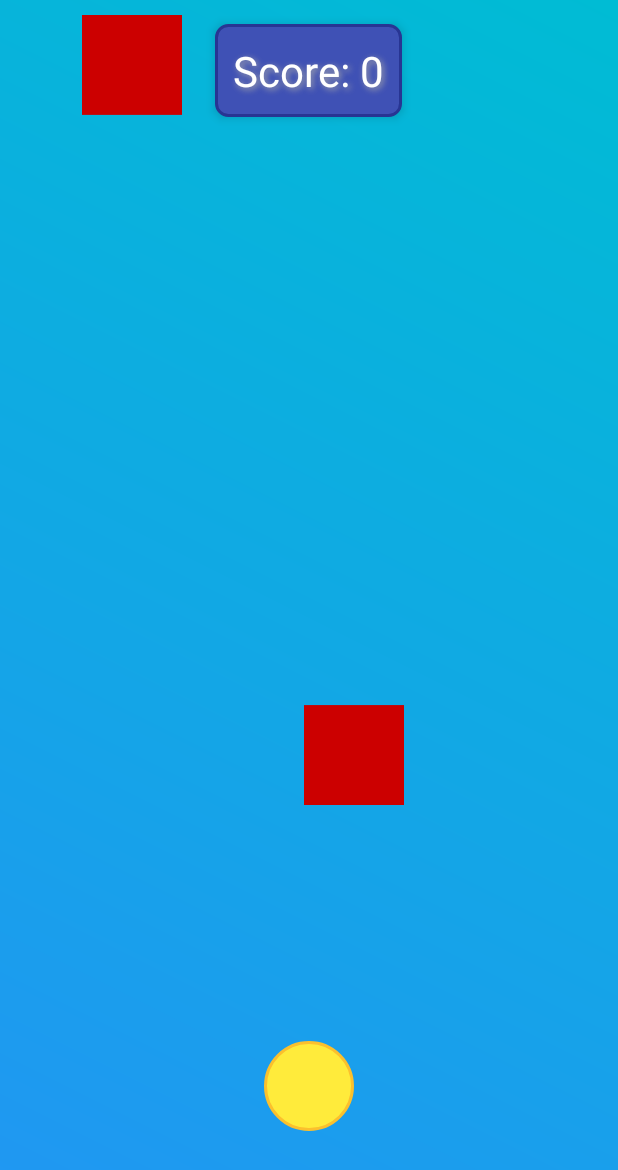
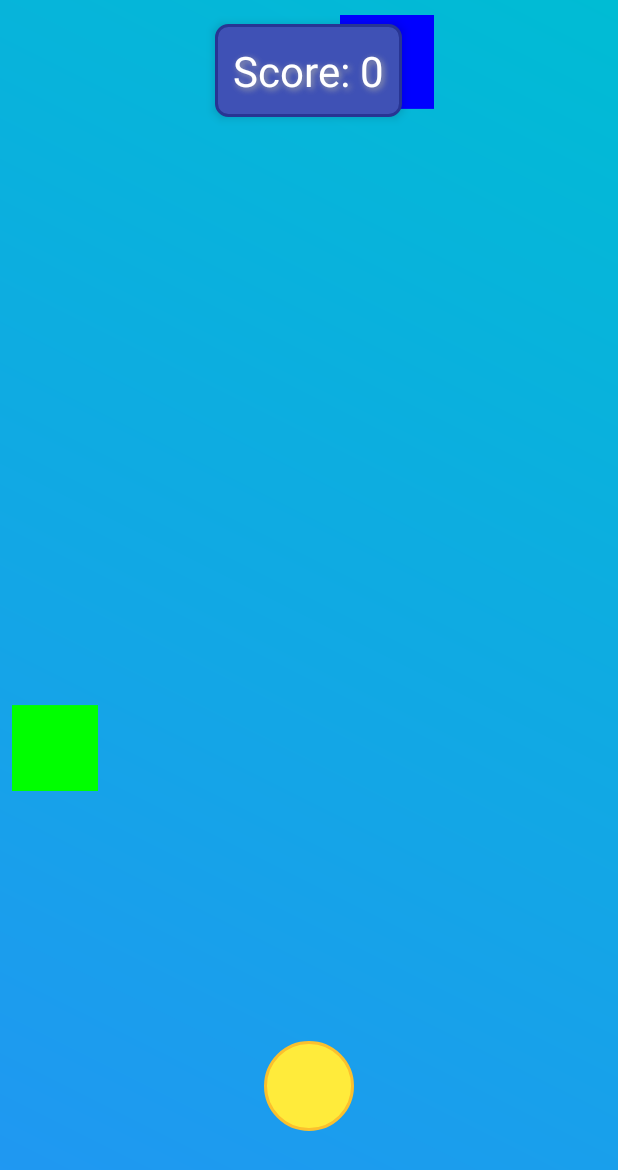
Before and after one commit to k-aghakhani/BallWallGame, an Android app: the screen it shows after launch (MainActivity), after a tap on "🔄 RESTART", on a phone screen of 412 x 824 dp. Shown: the top 1170 px of the screen. Run offline under Robolectric (Android 15) with nearby library versions, the light colour scheme and no system bars.

Commit message:
Different sizes: In the spawnObstacle method, I defined an obstacleSize variable that generates a random value between 50 and 150dp. I applied this value to LayoutParams to make the obstacles appear in different sizes. Different colors: I defined an array of colors (obstacleColors) that contains red, blue, green, and yellow. Using random.nextInt(obstacleColors.length), each obstacle gets a random color from this array. Variable speed: I set the duration variable so that as the score increases, the speed of the obstacles increases. The formula Math.max(500, 2000 - (score * 50)) means: When the score is zero, the speed is 2000ms (2 seconds). With each score, 50ms is subtracted from the time. The minimum speed will be 500ms (half a second) so that the game doesn't get too hard. Small optimization: I added a line in onDestroy to clean up the handler and prevent memory leaks.

```diff
--- a/app/src/main/java/com/aghakhani/ballwallgame/MainActivity.java
+++ b/app/src/main/java/com/aghakhani/ballwallgame/MainActivity.java
@@ -24,9 +24,9 @@ public class MainActivity extends AppCompatActivity {
     private TextView scoreText; // The score display
     private RelativeLayout mainLayout; // The main game layout
     private int score = 0; // Player's current score
-    private boolean gameOver = false; // Game over flag
-    private Handler handler = new Handler(); // Handler for timed events
-    private Random random = new Random(); // Random generator for obstacle positions
+    private boolean gameOver = false; // Flag to indicate if the game is over
+    private Handler handler = new Handler(); // Handler for scheduling timed events
+    private Random random = new Random(); // Random generator for obstacle positions and properties
 
     @Override
     protected void onCreate(Bundle savedInstanceState) {
@@ -38,7 +38,7 @@ public class MainActivity extends AppCompatActivity {
         scoreText = findViewById(R.id.scoreText);
         mainLayout = findViewById(R.id.mainLayout);
 
-        // Set ball movement with touch events
+        // Set up ball movement with touch events
         ball.setOnTouchListener(new View.OnTouchListener() {
             float initialX, initialTouchX;
 
@@ -46,12 +46,12 @@ public class MainActivity extends AppCompatActivity {
             public boolean onTouch(View v, MotionEvent event) {
                 switch (event.getAction()) {
                     case MotionEvent.ACTION_DOWN:
-                        // Save initial touch and ball positions
+                        // Store initial positions when the ball is touched
                         initialX = ball.getX();
                         initialTouchX = event.getRawX();
                         break;
                     case MotionEvent.ACTION_MOVE:
-                        // Calculate the new position and update ball position
+                        // Calculate new position and move the ball
                         float deltaX = event.getRawX() - initialTouchX;
                         float newX = initialX + deltaX;
                         // Keep the ball within screen boundaries
@@ -81,35 +81,46 @@ public class MainActivity extends AppCompatActivity {
         }, 1000);
     }
 
-    // Spawn a new obstacle
+    // Spawn a new obstacle with variety in size, color, and speed
     private void spawnObstacle() {
         View obstacle = new View(this);
-        RelativeLayout.LayoutParams params = new RelativeLayout.LayoutParams(100, 100);
-        // Set a random horizontal position for the obstacle
-        params.leftMargin = random.nextInt(getScreenWidth() - 100);
+
+        // Random size for the obstacle (between 50dp and 150dp)
+        int obstacleSize = random.nextInt(100) + 50; // Random between 50 and 150
+        RelativeLayout.LayoutParams params = new RelativeLayout.LayoutParams(obstacleSize, obstacleSize);
+        params.leftMargin = random.nextInt(getScreenWidth() - obstacleSize); // Random horizontal position
         params.topMargin = 0;
         obstacle.setLayoutParams(params);
-        obstacle.setBackgroundColor(getResources().getColor(android.R.color.holo_red_dark));
 
-        // Add the obstacle to the game layout
+        // Array of colors for variety
+        int[] obstacleColors = {
+                Color.RED,          // Red
+                Color.BLUE,         // Blue
+                Color.GREEN,        // Green
+                Color.YELLOW        // Yellow
+        };
+        obstacle.setBackgroundColor(obstacleColors[random.nextInt(obstacleColors.length)]);
+
+        // Add the obstacle to the layout
         mainLayout.addView(obstacle);
 
-        // Animate the obstacle moving downward
+        // Variable speed based on score (faster as score increases)
+        int duration = Math.max(500, 2000 - (score * 50)); // Minimum 500ms, maximum 2000ms
         obstacle.animate()
                 .translationY(getScreenHeight())
-                .setDuration(2000)
+                .setDuration(duration)
                 .withEndAction(() -> {
-                    // Remove the obstacle when it leaves the screen
+                    // Remove obstacle when it leaves the screen
                     mainLayout.removeView(obstacle);
                     if (!gameOver) {
-                        score++; // Increment the score
-                        updateScoreText(); // Update the score display
+                        score++; // Increment score
+                        updateScoreText(); // Update score display
                         playSound(R.raw.score_sound); // Play score sound
                     }
                 })
                 .start();
 
-        // Check for collisions between the ball and the obstacle
+        // Check for collision with the ball
         checkCollision(obstacle);
     }
 
@@ -119,15 +130,15 @@ public class MainActivity extends AppCompatActivity {
             @Override
             public void run() {
                 if (!gameOver && isColliding(ball, obstacle)) {
-                    gameOver = true; // Mark game as over
+                    gameOver = true; // End the game
                     showGameOverDialog(); // Show game over dialog
 
-                    // Change score box color to red
+                    // Change score background to red
                     scoreText.setBackgroundColor(getResources().getColor(android.R.color.holo_red_dark));
-                    scoreText.setTextColor(getResources().getColor(android.R.color.white)); // Ensure text is visible
+                    scoreText.setTextColor(getResources().getColor(android.R.color.white));
 
-                    vibrateEffect(ball); // Apply a vibration effect to the ball
-                    playSound(R.raw.game_over_sound); // Play game-over sound
+                    vibrateEffect(ball); // Apply vibration effect to the ball
+                    playSound(R.raw.game_over_sound); // Play game over sound
                 } else if (!gameOver) {
                     handler.postDelayed(this, 10); // Recheck collision every 10ms
                 }
@@ -148,23 +159,23 @@ public class MainActivity extends AppCompatActivity {
                 loc1[1] + v1.getHeight() > loc2[1];
     }
 
-    // Get the screen width
+    // Get the screen width in pixels
     private int getScreenWidth() {
         return getResources().getDisplayMetrics().widthPixels;
     }
 
-    // Get the screen height
+    // Get the screen height in pixels
     private int getScreenHeight() {
         return getResources().getDisplayMetrics().heightPixels;
     }
 
-    // Update the score display
+    // Update the score display text
     private void updateScoreText() {
         scoreText.setText("Score: " + score);
-        vibrateEffect(scoreText); // Apply a vibration effect to the score text
+        vibrateEffect(scoreText); // Apply vibration effect to the score text
     }
 
-    // Apply a vibration effect to a view
+    // Apply a vibration animation to a view
     private void vibrateEffect(View view) {
         view.animate()
                 .scaleX(1.2f)
@@ -174,14 +185,14 @@ public class MainActivity extends AppCompatActivity {
                 .start();
     }
 
-    // Play a sound effect
+    // Play a sound effect from resources
     private void playSound(int soundResId) {
         MediaPlayer mediaPlayer = MediaPlayer.create(this, soundResId);
         mediaPlayer.start();
         mediaPlayer.setOnCompletionListener(MediaPlayer::release);
     }
 
-    // Show a game over dialog
+    // Show a game over dialog with restart and exit options
     private void showGameOverDialog() {
         AlertDialog.Builder builder = new AlertDialog.Builder(this, R.style.CustomDialogTheme);
         builder.setTitle("🎮 Game Over 🎮")
@@ -190,7 +201,7 @@ public class MainActivity extends AppCompatActivity {
                 .setPositiveButton("🔄 Restart", new DialogInterface.OnClickListener() {
                     @Override
                     public void onClick(DialogInterface dialog, int which) {
-                        // Restart the game
+                        // Restart the game by recreating the activity
                         Intent intent = getIntent();
                         finish();
                         startActivity(intent);
@@ -207,31 +218,38 @@ public class MainActivity extends AppCompatActivity {
         AlertDialog dialog = builder.create();
         dialog.show();
 
-        // تنظیم دستی استایل دکمه‌ها
+        // Customize button styles manually
         Button positiveButton = dialog.getButton(AlertDialog.BUTTON_POSITIVE);
         Button negativeButton = dialog.getButton(AlertDialog.BUTTON_NEGATIVE);
 
         if (positiveButton != null) {
             positiveButton.setBackgroundResource(R.drawable.button_background);
             positiveButton.setTextColor(Color.WHITE);
-            positiveButton.setPadding(32, 16, 32, 16); // افزایش padding برای دکمه
+            positiveButton.setPadding(32, 16, 32, 16);
         }
 
         if (negativeButton != null) {
             negativeButton.setBackgroundResource(R.drawable.button_background);
             negativeButton.setTextColor(Color.WHITE);
-            negativeButton.setPadding(32, 16, 32, 16); // افزایش padding برای دکمه
+            negativeButton.setPadding(32, 16, 32, 16);
         }
 
-        // تنظیم فاصله بین دکمه‌ها
+        // Adjust spacing between buttons
         if (positiveButton != null && negativeButton != null) {
             LinearLayout.LayoutParams params = new LinearLayout.LayoutParams(
                     LinearLayout.LayoutParams.WRAP_CONTENT,
                     LinearLayout.LayoutParams.WRAP_CONTENT
             );
-            params.setMargins(16, 0, 16, 0); // فاصله بین دکمه‌ها
+            params.setMargins(16, 0, 16, 0);
             positiveButton.setLayoutParams(params);
             negativeButton.setLayoutParams(params);
         }
     }
+
+    // Clean up Handler when the activity is destroyed
+    @Override
+    protected void onDestroy() {
+        super.onDestroy();
+        handler.removeCallbacksAndMessages(null); // Prevent memory leaks
+    }
 }
```
